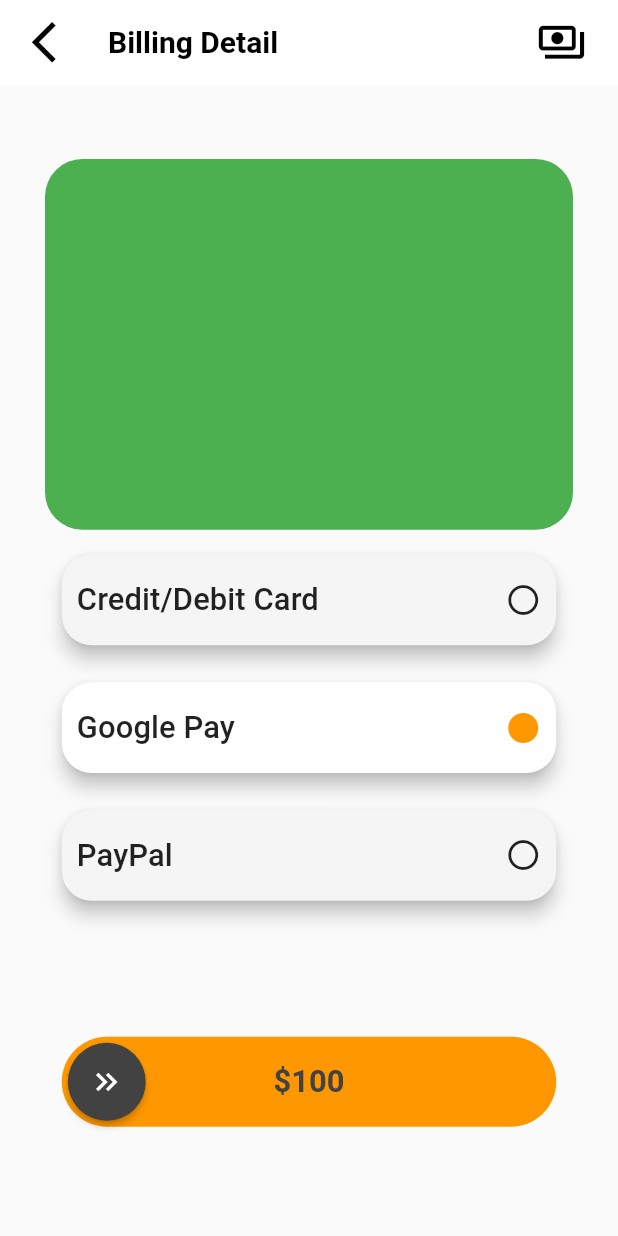
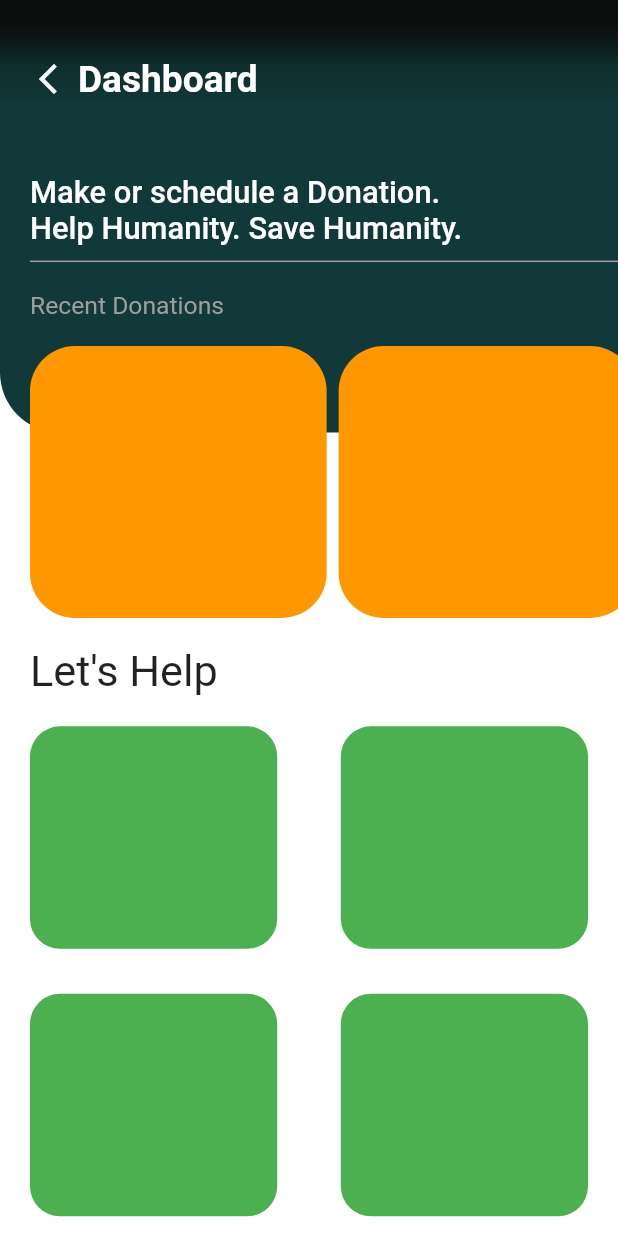
Before and after one commit to zain-ali-babar/Waseela-App, a Flutter app: the screen it shows after launch, on a phone screen of 412 x 824 dp. Run offline on Flutter 3.47's test engine with Material 2 defaults, Android fonts, the phone set to English and light mode, and no system bars; drawn by our look-alikes of swipeable_button_view.

Commit message:
Donor Dashboard screen template ready

```diff
--- a/waseela/lib/main.dart
+++ b/waseela/lib/main.dart
@@ -1,5 +1,6 @@
 import 'package:flutter/material.dart';
 import 'package:waseela/pages/donor/billing_details.dart';
+import 'package:waseela/pages/donor/donor_dashboard.dart';
 import 'package:waseela/pages/needy/register_need.dart';
 
 void main() {
@@ -16,7 +17,7 @@ class MyApp extends StatelessWidget {
       theme: ThemeData(
         primarySwatch: Colors.blue,
       ),
-      home: BillingDetails(),
+      home: DonorDashboard(),
     );
   }
 }
--- /dev/null
+++ b/waseela/lib/pages/donor/donor_dashboard.dart
@@ -0,0 +1,215 @@
+import 'package:flutter/material.dart';
+import 'package:flutter/src/foundation/key.dart';
+import 'package:flutter/src/widgets/framework.dart';
+
+class DonorDashboard extends StatefulWidget {
+  const DonorDashboard({Key? key}) : super(key: key);
+
+  @override
+  State<DonorDashboard> createState() => _DonorDashboardState();
+}
+
+class _DonorDashboardState extends State<DonorDashboard> {
+  @override
+  Widget build(BuildContext context) {
+    Widget HorizontalListCard(mediaQuery) {
+      return Padding(
+        padding: EdgeInsets.only(right: 8.0),
+        child: Container(
+          // height: mediaQuery.size.height * 0.25,
+          width: mediaQuery.size.width * 0.48,
+          decoration: BoxDecoration(
+              color: Colors.orange,
+              borderRadius: BorderRadius.all(Radius.circular(30))),
+        ),
+      );
+    }
+
+    MediaQueryData mediaQuery = MediaQuery.of(context);
+    return Scaffold(
+      body: Stack(
+        children: [
+          Container(
+            color: Colors.white,
+          ),
+          Container(
+            height: mediaQuery.size.height * 0.35,
+            decoration: BoxDecoration(
+                gradient: LinearGradient(
+                  begin: Alignment.topCenter,
+                  end: Alignment.bottomCenter,
+                  colors: [
+                    Color(0xFF0a0e0d),
+                    Color(0xFF0c1919),
+                    Color(0xFF0f2d2d),
+                    Color(0xFF123939),
+                  ],
+                  stops: [0.05, 0.1, 0.15, 0.25],
+                ),
+                borderRadius: BorderRadius.only(
+                    bottomLeft: Radius.circular(40),
+                    bottomRight: Radius.circular(40))),
+            child: Column(
+              crossAxisAlignment: CrossAxisAlignment.start,
+              children: [
+                Padding(
+                  padding: EdgeInsets.only(top: 30),
+                  child: Row(
+                      mainAxisAlignment: MainAxisAlignment.start,
+                      children: [
+                        Padding(
+                          padding: EdgeInsets.only(left: 20.0),
+                          child: Icon(
+                            Icons.arrow_back_ios_new,
+                            color: Colors.white,
+                          ),
+                        ),
+                        Padding(
+                          padding: const EdgeInsets.all(8.0),
+                          child: Text(
+                            'Dashboard',
+                            style: TextStyle(
+                                color: Colors.white,
+                                fontWeight: FontWeight.bold,
+                                fontSize: mediaQuery.size.height * 0.03),
+                          ),
+                        ),
+                      ]),
+                ),
+                SizedBox(
+                  height: mediaQuery.size.height * 0.05,
+                ),
+                Padding(
+                  padding: EdgeInsets.only(left: 20.0),
+                  child: Text(
+                    'Make or schedule a Donation.',
+                    style: TextStyle(
+                        color: Colors.white,
+                        fontSize: mediaQuery.size.height * 0.025,
+                        fontWeight: FontWeight.w500),
+                  ),
+                ),
+                Padding(
+                  padding: EdgeInsets.only(left: 20.0),
+                  child: Text(
+                    'Help Humanity. Save Humanity.',
+                    style: TextStyle(
+                        color: Colors.white,
+                        fontSize: mediaQuery.size.height * 0.025,
+                        fontWeight: FontWeight.w500),
+                  ),
+                ),
+                Divider(
+                  color: Colors.grey,
+                  height: 20,
+                  thickness: 1,
+                  indent: 20,
+                  endIndent: 0,
+                ),
+                Padding(
+                  padding: EdgeInsets.only(left: 20, top: 10),
+                  child: Text(
+                    'Recent Donations',
+                    style: TextStyle(
+                        color: Colors.grey,
+                        fontSize: mediaQuery.size.height * 0.02),
+                  ),
+                )
+              ],
+            ),
+          ),
+          Container(
+            margin:
+                EdgeInsets.only(top: mediaQuery.size.height * 0.28, left: 20),
+            height: mediaQuery.size.height * 0.22,
+            child: ListView(
+              scrollDirection: Axis.horizontal,
+              children: <Widget>[
+                HorizontalListCard(mediaQuery),
+                HorizontalListCard(mediaQuery),
+                HorizontalListCard(mediaQuery),
+                HorizontalListCard(mediaQuery),
+                HorizontalListCard(mediaQuery),
+                HorizontalListCard(mediaQuery),
+                HorizontalListCard(mediaQuery),
+                HorizontalListCard(mediaQuery),
+              ],
+            ),
+          ),
+          Container(
+            margin: EdgeInsets.only(top: mediaQuery.size.height * 0.51),
+            height: mediaQuery.size.height * 0.48,
+            width: double.infinity,
+            child: Column(
+              children: [
+                Align(
+                    alignment: Alignment.topLeft,
+                    child: Padding(
+                      padding: EdgeInsets.only(left: 20.0, top: 10),
+                      child: Text(
+                        'Let\'s Help',
+                        style: TextStyle(
+                            fontSize: mediaQuery.size.height * 0.035,
+                            fontWeight: FontWeight.w400),
+                      ),
+                    )),
+                Column(
+                  children: [
+                    Padding(
+                      padding: EdgeInsets.all(20.0),
+                      child: Row(
+                        mainAxisAlignment: MainAxisAlignment.spaceBetween,
+                        children: [
+                          Container(
+                            height: mediaQuery.size.height * 0.18,
+                            width: mediaQuery.size.width * 0.4,
+                            decoration: BoxDecoration(
+                                color: Colors.green,
+                                borderRadius:
+                                    BorderRadius.all(Radius.circular(20))),
+                          ),
+                          Container(
+                            height: mediaQuery.size.height * 0.18,
+                            width: mediaQuery.size.width * 0.4,
+                            decoration: BoxDecoration(
+                                color: Colors.green,
+                                borderRadius:
+                                    BorderRadius.all(Radius.circular(20))),
+                          )
+                        ],
+                      ),
+                    ),
+                    Padding(
+                      padding: EdgeInsets.only(left: 20.0, top: 10, right: 20),
+                      child: Row(
+                        mainAxisAlignment: MainAxisAlignment.spaceBetween,
+                        children: [
+                          Container(
+                            height: mediaQuery.size.height * 0.18,
+                            width: mediaQuery.size.width * 0.4,
+                            decoration: BoxDecoration(
+                                color: Colors.green,
+                                borderRadius:
+                                    BorderRadius.all(Radius.circular(20))),
+                          ),
+                          Container(
+                            height: mediaQuery.size.height * 0.18,
+                            width: mediaQuery.size.width * 0.4,
+                            decoration: BoxDecoration(
+                                color: Colors.green,
+                                borderRadius:
+                                    BorderRadius.all(Radius.circular(20))),
+                          )
+                        ],
+                      ),
+                    )
+                  ],
+                )
+              ],
+            ),
+          )
+        ],
+      ),
+    );
+  }
+}
```
